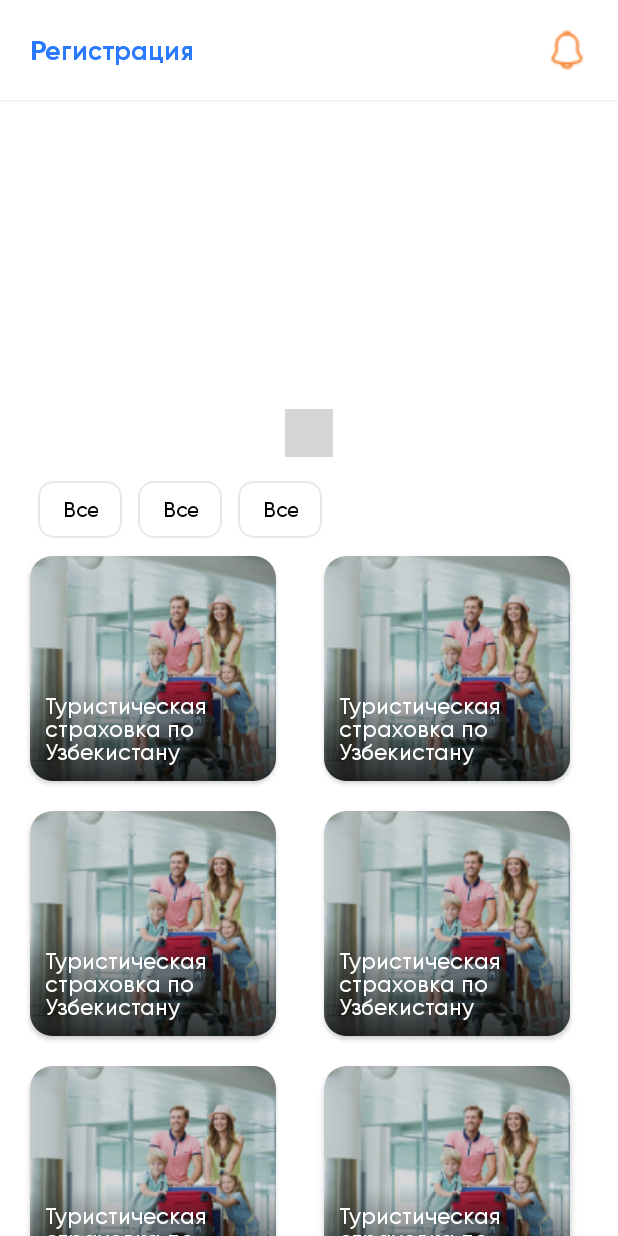
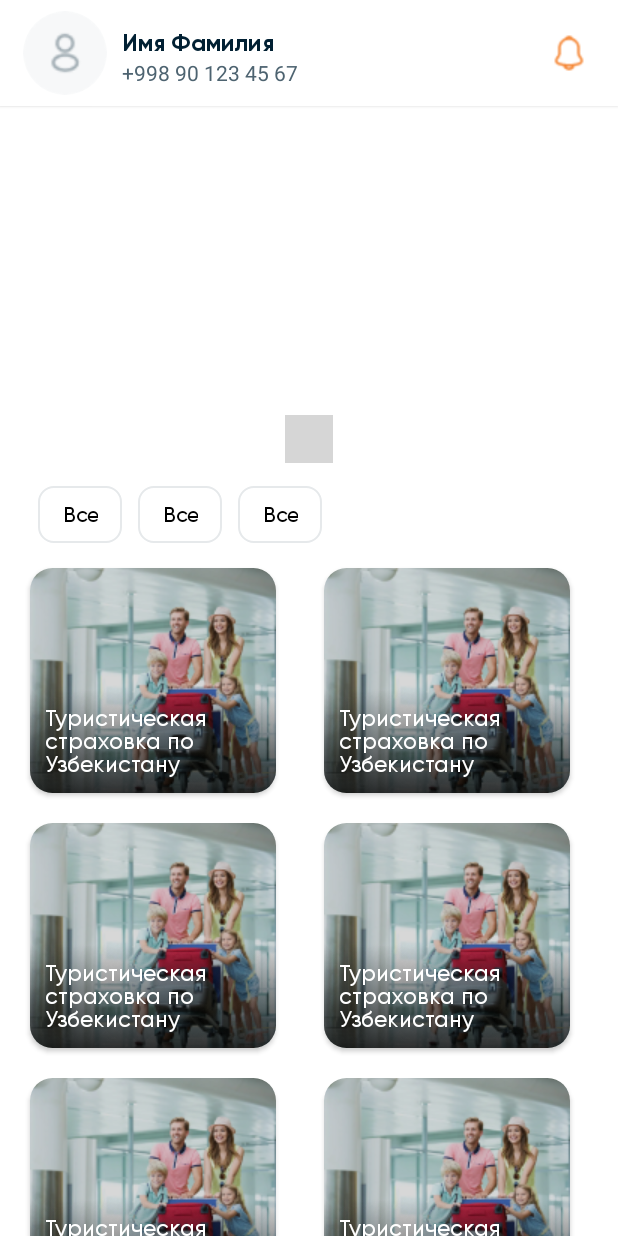
Before and after one commit to professorDeveloper/Epolis-Insurance, an Android app: the layout fragment_home_screen.xml on its own in the app's theme, with its tools: preview values and no code run, on a phone screen of 412 x 824 dp. Run offline under Robolectric (Android 15) with nearby library versions, the phone set to English and light mode, and no system bars; plain views replace IndicatorView; Roboto replaces fonts that are not available here; grey boxes are pictures that could not be loaded.

```diff
--- a/app/src/main/java/com/azamovhudstc/epolisinsurance/ui/screen/home/pages/HomeScreen.kt
+++ b/app/src/main/java/com/azamovhudstc/epolisinsurance/ui/screen/home/pages/HomeScreen.kt
@@ -20,7 +20,7 @@ import kotlinx.coroutines.launch
 
 class HomeScreen : Fragment(R.layout.fragment_home_screen) {
     private var currentPage = 0
-    private val PERIOD_MS: Long = 1500// Avtomatik kayish oralig'i millisaniyalar
+    private val PERIOD_MS: Long = 2000// Avtomatik kayish oralig'i millisaniyalar
     fun loadCat(): ArrayList<CategoryItem> {
         var arrayList = ArrayList<CategoryItem>()
         arrayList.add(CategoryItem("Все"))
--- a/app/src/main/res/layout/fragment_home_screen.xml
+++ b/app/src/main/res/layout/fragment_home_screen.xml
@@ -20,20 +20,41 @@
             <androidx.constraintlayout.widget.ConstraintLayout
                 android:layout_width="match_parent"
                 android:layout_height="wrap_content">
+
                 <com.google.android.material.appbar.AppBarLayout
                     android:id="@+id/container_home_profile"
                     android:layout_width="match_parent"
                     android:background="@color/white"
-                    app:elevation="1dp"
+                    app:elevation="1.5dp"
+
                     android:layout_height="wrap_content"
                     app:layout_constraintStart_toStartOf="parent"
                     app:layout_constraintTop_toTopOf="parent">
 
+                    <androidx.constraintlayout.widget.ConstraintLayout
+                        android:layout_width="match_parent"
+                        android:visibility="visible"
+                        android:layout_marginVertical="2dp"
+                        android:layout_height="match_parent">
+
+                        <ImageView
+                            android:elevation="2dp"
+                            android:layout_width="25dp"
+                            android:layout_height="25dp"
+                            android:layout_marginEnd="20dp"
+                            android:src="@drawable/notification"
+                            app:layout_constraintBottom_toBottomOf="parent"
+                            app:layout_constraintEnd_toEndOf="parent"
+                            app:layout_constraintTop_toTopOf="parent"
+                            app:tint="#f58634" />
                         <LinearLayout
-                        android:visibility="invisible"
+                            android:layout_width="wrap_content"
+                            android:layout_height="wrap_content"
                             android:layout_marginVertical="5dp"
-                        android:layout_width="match_parent"
-                        android:layout_height="wrap_content">
+                            android:visibility="visible"
+                            app:layout_constraintBottom_toBottomOf="parent"
+                            app:layout_constraintStart_toStartOf="parent"
+                            app:layout_constraintTop_toTopOf="parent">
 
                             <de.hdodenhof.circleimageview.CircleImageView
                                 android:id="@+id/circleImageView"
@@ -46,10 +67,10 @@
 
                             <LinearLayout
                                 android:layout_width="wrap_content"
+                                android:layout_height="wrap_content"
+                                android:layout_gravity="center"
+
                                 android:layout_marginStart="10dp"
-                            android:layout_height="wrap_content"
-
-                            android:layout_gravity="center"
                                 android:orientation="vertical">
 
                                 <TextView
@@ -60,21 +81,35 @@
                                     android:fontFamily="@font/gilory_bold"
                                     android:text="Имя Фамилия"
                                     android:textColor="#012033"
-                                android:textSize="16sp"
-                                />
+                                    android:textSize="16sp" />
+
                                 <TextView
                                     android:id="@+id/textView3"
                                     android:layout_width="wrap_content"
                                     android:layout_height="wrap_content"
                                     android:text="+998 90 123 45 67"
                                     android:textColor="#4D6370"
-                                android:textSize="14sp"
-                                />
+                                    android:textSize="14sp" />
                             </LinearLayout>
                         </LinearLayout>
 
-                </com.google.android.material.appbar.AppBarLayout>
+                    </androidx.constraintlayout.widget.ConstraintLayout>
+                    <androidx.constraintlayout.widget.ConstraintLayout
+                        android:layout_width="match_parent"
+                        android:visibility="gone"
+                        android:layout_marginVertical="1dp"
+                        android:layout_height="60dp">
 
+                        <ImageView
+                            android:elevation="2dp"
+                            android:layout_width="28dp"
+                            android:layout_height="28dp"
+                            android:layout_marginEnd="20dp"
+                            android:src="@drawable/notification"
+                            app:layout_constraintBottom_toBottomOf="parent"
+                            app:layout_constraintEnd_toEndOf="parent"
+                            app:layout_constraintTop_toTopOf="parent"
+                            app:tint="#f58634" />
                         <TextView
                             android:layout_width="wrap_content"
                             android:layout_height="wrap_content"
@@ -85,24 +120,19 @@
                             android:textColor="#297AFF"
                             android:textSize="18sp"
                             android:visibility="visible"
-                    app:layout_constraintBottom_toBottomOf="@+id/container_home_profile"
+                            app:layout_constraintBottom_toBottomOf="parent"
                             app:layout_constraintStart_toStartOf="parent"
-                    app:layout_constraintTop_toTopOf="@+id/container_home_profile" />
+                            app:layout_constraintTop_toTopOf="parent" />
 
-                <ImageView
-                    android:elevation="2dp"
-                    android:layout_width="28dp"
-                    android:layout_height="28dp"
-                    android:layout_marginEnd="20dp"
-                    android:src="@drawable/notification"
-                    app:layout_constraintBottom_toBottomOf="@+id/container_home_profile"
-                    app:layout_constraintEnd_toEndOf="parent"
-                    app:layout_constraintTop_toTopOf="@+id/container_home_profile"
-                    app:tint="#f58634" />
+
+                    </androidx.constraintlayout.widget.ConstraintLayout>
+                </com.google.android.material.appbar.AppBarLayout>
+
+
 
                 <androidx.viewpager2.widget.ViewPager2
                     android:id="@+id/banner_home_top"
-                    android:layout_width="0dp"
+                    android:layout_width="match_parent"
                     android:layout_height="180dp"
                     android:layout_marginHorizontal="20dp"
                     android:layout_marginTop="20dp"
@@ -134,7 +164,7 @@
             android:layout_width="match_parent"
             android:layout_height="wrap_content"
             app:layout_constraintStart_toStartOf="parent"
-            android:layout_marginTop="16dp"
+            android:layout_marginTop="15dp"
             android:orientation="horizontal"
             android:layout_marginHorizontal="20dp"
             app:layout_behavior="@string/appbar_scrolling_view_behavior"
@@ -148,7 +178,7 @@
             android:layout_marginHorizontal="10dp"
 
             app:layout_behavior="@string/appbar_scrolling_view_behavior"
-            android:layout_marginTop="?attr/actionBarSize"
+            android:layout_marginTop="60dp"
 
             android:orientation="vertical"
             tools:itemCount="10"
--- a/app/src/main/res/layout/fragment_main_screen.xml
+++ b/app/src/main/res/layout/fragment_main_screen.xml
@@ -21,7 +21,8 @@
         style="@style/BottomNavigationStyle"
         android:layout_width="match_parent"
         android:layout_height="?actionBarSize"
-        android:elevation="0.5dp"
+        android:elevation="1dp"
+        app:elevation="2.5dp"
         app:labelVisibilityMode="labeled"
         app:layout_constraintBottom_toBottomOf="parent"
         app:layout_constraintEnd_toEndOf="parent"
--- a/app/src/main/res/layout/fragment_profile_screen.xml
+++ b/app/src/main/res/layout/fragment_profile_screen.xml
@@ -10,9 +10,9 @@
     <com.google.android.material.appbar.AppBarLayout
         android:id="@+id/toolbar2"
         android:layout_width="match_parent"
-        app:elevation="1dp"
+        app:elevation="2dp"
         android:background="@color/white"
-        android:layout_height="?actionBarSize"
+        android:layout_height="60dp"
         app:layout_constraintEnd_toEndOf="parent"
         app:layout_constraintStart_toStartOf="parent"
         app:layout_constraintTop_toTopOf="parent" >
@@ -51,7 +51,7 @@
         android:id="@+id/openInfo"
         android:layout_width="match_parent"
         android:layout_height="60dp"
-        android:layout_marginTop="30dp"
+        android:layout_marginTop="20dp"
         android:background="?selectableItemBackground"
         android:visibility="visible"
         app:layout_constraintTop_toBottomOf="@+id/toolbar2">
@@ -373,7 +373,7 @@
     <androidx.appcompat.widget.AppCompatButton
         android:id="@+id/send_otp"
         android:layout_width="match_parent"
-        android:layout_height="55dp"
+        android:layout_height="50dp"
         android:layout_marginHorizontal="20dp"
         android:background="@drawable/logout_bg"
         android:backgroundTint="@color/btn_color"
--- a/app/src/main/res/layout/home_banner_item.xml
+++ b/app/src/main/res/layout/home_banner_item.xml
@@ -5,7 +5,7 @@
     android:layout_margin="5dp"
     app:cardCornerRadius="10dp"
     app:cardElevation="1dp"
-    android:layout_height="wrap_content">
+    android:layout_height="match_parent">
 
     <ImageView
         android:id="@+id/home_banner_img"
```
Lines whose indentation alone changed are shown as unchanged.
